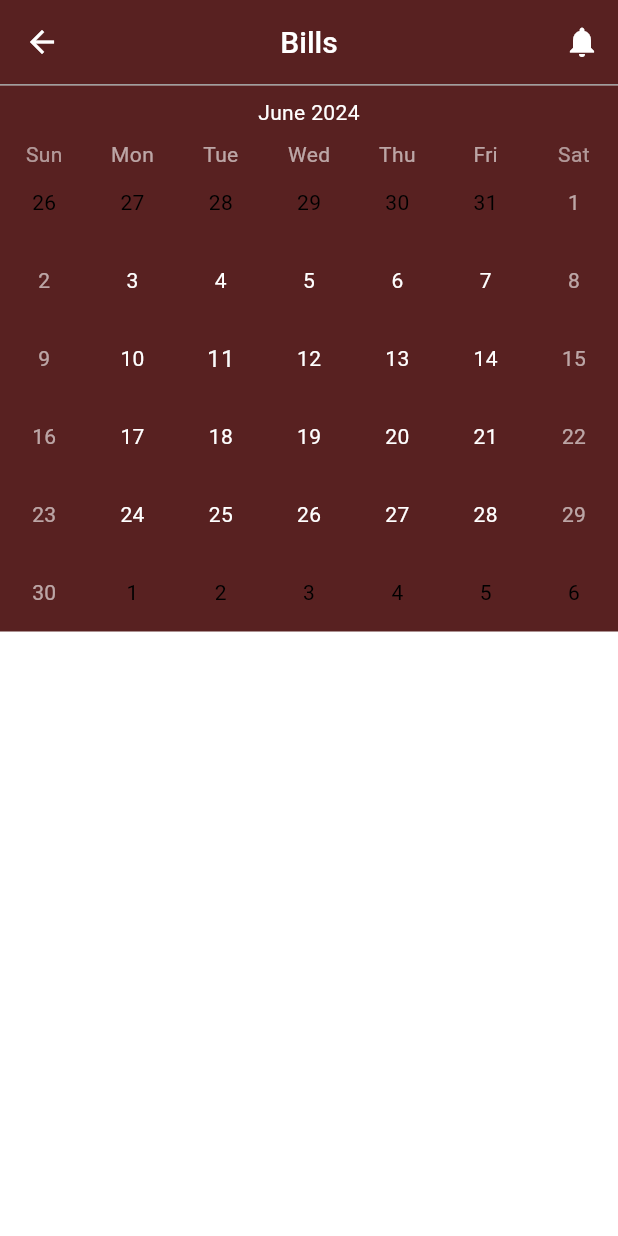
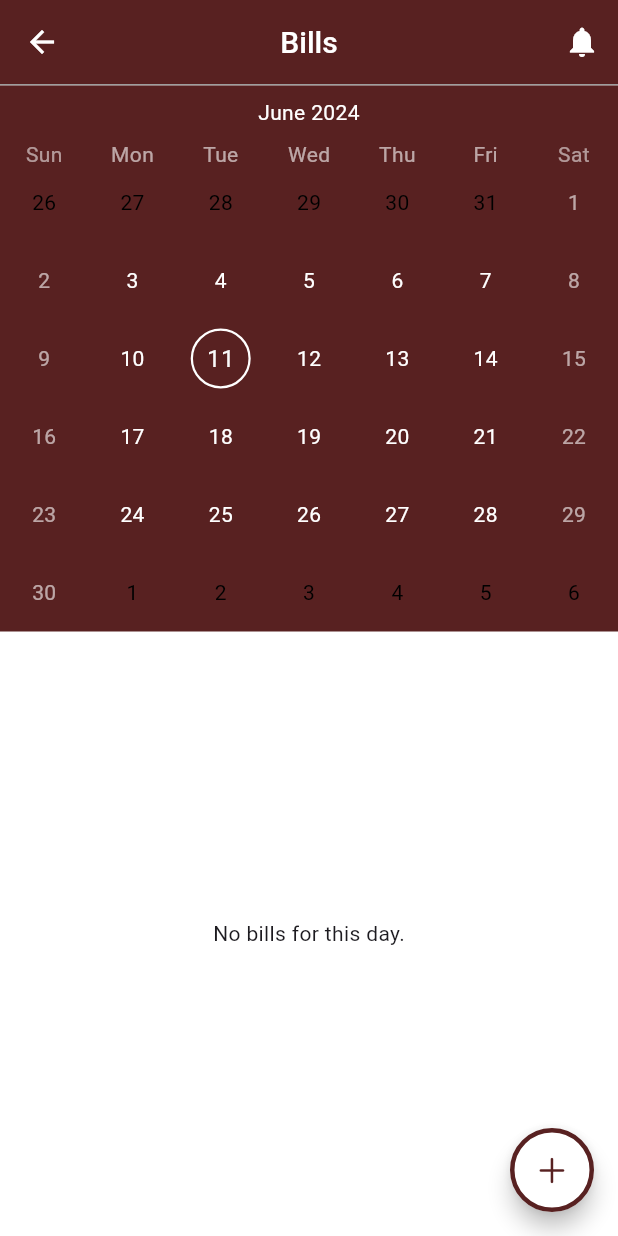
Before and after one commit to lrongyi/Orbital, a Flutter app: the Navigation screen opened directly, item 3 of the bottom bar chosen, after a tap on the "menu" icon, after a tap on "Bills", on a phone screen of 412 x 824 dp. Run offline on Flutter 3.47's test engine with Material 3 defaults, Android fonts, the phone set to English and light mode, and no system bars; drawn by our look-alikes of table_calendar; our stand-ins replace cloud_firestore, firebase_auth, firebase_core, fl_chart, flutter_colorpicker, flutter_dotenv and 1 more; accounts and stored records are empty.

Commit message:
1. Working on Bills page

```diff
--- a/lib/main.dart
+++ b/lib/main.dart
@@ -3,7 +3,7 @@ import 'package:firebase_core/firebase_core.dart';
 import 'package:flutter/material.dart';
 import 'package:flutter_dotenv/flutter_dotenv.dart';
 import 'package:ss/screens/authentication_screens/log_in.dart';
-import 'package:ss/screens/main_screens/expenses_screens/billing.dart';
+import 'package:ss/screens/main_screens/bill_screens/billing.dart';
 import 'package:ss/screens/onboarding_screens/select_bills.dart';
 import 'package:ss/screens/onboarding_screens/select_categories.dart';
 import 'package:ss/services/budget_methods.dart';
--- /dev/null
+++ b/lib/screens/main_screens/bill_screens/billing.dart
@@ -0,0 +1,363 @@
+import 'package:cloud_firestore/cloud_firestore.dart';
+import 'package:flutter/cupertino.dart';
+import 'package:flutter/material.dart';
+import 'package:intl/intl.dart';
+import 'package:ss/screens/navigation_screen/navigation.dart';
+import 'package:ss/services/bill_methods.dart';
+import 'package:ss/services/models/bill.dart';
+import 'package:ss/shared/main_screens_deco.dart';
+import 'package:table_calendar/table_calendar.dart';
+
+class Billing extends StatefulWidget {
+  const Billing({super.key});
+
+  @override
+  State<Billing> createState() => _BillingState();
+}
+
+class _BillingState extends State<Billing> {
+
+  bool notifications = true;
+
+  DateTime now = DateTime.now();
+  DateTime _selectedDay = DateTime.now();
+
+  late Future<Map<DateTime, List<Bill>>> _billsFuture;
+
+  @override
+  void initState() {
+    super.initState();
+    _billsFuture = _fetchBills();
+  }
+
+  void _onDaySelected(DateTime selectedDay, DateTime focusedDay) {
+    setState(() {
+      _selectedDay = selectedDay;
+      now = focusedDay;
+    });
+    print('Selected day: ${DateFormat('yyyy-MM-dd').format(_selectedDay)}');
+  }
+
+  Future<Map<DateTime, List<Bill>>> _fetchBills() async {
+    try {
+      QuerySnapshot snapshot = await BillMethods().getBills().first;
+      Map<DateTime, List<Bill>> billsByDay = {};
+      for (var doc in snapshot.docs) {
+        Bill bill = doc.data() as Bill;
+        DateTime dueDate = (bill.due).toDate();
+        DateTime normalizedDueDate = DateTime(dueDate.year, dueDate.month, dueDate.day);
+        if (!billsByDay.containsKey(normalizedDueDate)) {
+          billsByDay[normalizedDueDate] = [];
+        }
+        billsByDay[normalizedDueDate]!.add(bill);
+      }
+      // print('Fetched bills by day: $billsByDay');
+      return billsByDay;
+    } catch (e) {
+      print('Error fetching bills: $e');
+      return {};
+    }
+  }
+
+  @override
+  Widget build(BuildContext context) {
+    return Scaffold(
+      backgroundColor: Colors.white,
+      appBar: AppBar(
+        backgroundColor: mainColor,
+        centerTitle: true,
+        title: const Text(
+          'Bills',
+          textAlign: TextAlign.center,
+          style: TextStyle(
+            color: Colors.white,
+            fontSize: 20,
+            fontWeight: FontWeight.w500
+          ),
+        ),
+        leading: IconButton(
+          icon: const Icon(
+            Icons.arrow_back,
+            color: Colors.white,
+          ),
+          onPressed: () {
+            Navigator.pop(context);
+          }
+        ),
+
+        actions: [
+          IconButton(
+            onPressed: () {
+              setState(() {
+                notifications = !notifications;
+              });
+            },
+            icon: notifications
+            ? const Icon(
+                Icons.notifications,
+                color: Colors.white,
+              )
+            : const Icon(
+                Icons.notifications_off,
+                color: Colors.white
+              ),
+          )
+        ],
+      ),
+
+      floatingActionButton: FloatingActionButton(
+        backgroundColor: Colors.white,
+        shape: RoundedRectangleBorder(
+            side: BorderSide(
+              width: 3,
+              color: mainColor,
+            ),
+            borderRadius: BorderRadius.circular(30),
+          ),
+        child: Icon(
+            CupertinoIcons.add,
+            color: mainColor,
+          ),
+        onPressed: () {
+
+        }
+      ),
+
+      body: Column(
+        children: [
+          const Divider(height: 1, thickness: 1, color: Colors.grey,),
+          Container(
+            color: mainColor,
+
+            child: FutureBuilder<Map<DateTime, List<Bill>>>(
+              future: _billsFuture,
+              builder: (context, snapshot) {
+
+                if(!snapshot.hasData) {
+                  return const Center(child: CircularProgressIndicator(),);
+                }
+
+                Map<DateTime, List<Bill>> billsByDay = snapshot.data!;
+                // print('Fetched bills by day: $billsByDay');
+
+                return TableCalendar(
+                      pageJumpingEnabled: false,
+                      selectedDayPredicate: (day) => isSameDay(day, _selectedDay),
+                      headerStyle: const HeaderStyle(
+                        titleTextStyle: TextStyle(
+                          color: Colors.white
+                        ),
+                        leftChevronVisible: false,
+                        rightChevronVisible: false,
+                        titleCentered: true,
+                        formatButtonVisible: false,
+                      ),
+
+                      daysOfWeekStyle: const DaysOfWeekStyle(
+                        weekdayStyle: TextStyle(color: Colors.white60),
+                        weekendStyle: TextStyle(color: Colors.white54)
+                      ),
+
+                      calendarStyle: CalendarStyle(
+                        isTodayHighlighted: false,
+                        defaultTextStyle: const TextStyle(color: Colors.white),
+                        outsideTextStyle: const TextStyle(color: Colors.black),
+                        holidayTextStyle: const TextStyle(color: Colors.white),
+                        disabledTextStyle: const TextStyle(color: Colors.black),
+                        weekendTextStyle: const TextStyle(color: Colors.white60),
+                        withinRangeTextStyle: const TextStyle(color: Colors.white),
+                        selectedDecoration: BoxDecoration(
+                          shape: BoxShape.circle,
+                          border: Border.all(color: Colors.white, width: 1.5),
+                        ),
+                        markerDecoration: const BoxDecoration(
+                          color: Colors.amber,
+                          shape: BoxShape.circle,
+                        ),
+                      ),
+
+                      focusedDay: now,
+                      firstDay: DateTime(now.year, now.month, 1),
+                      lastDay: DateTime(now.year, now.month + 1, 0),
+
+                      onDaySelected: _onDaySelected,
+                      // Enter database method
+                      eventLoader: (day) {
+                        final events = billsByDay[DateTime(day.year, day.month, day.day)] ?? [];
+                        // print('Events for ${DateFormat('yyyy-MM-dd').format(day)}: ${events.length}');
+                        return events;
+                      },
+                    );
+              }
+            ),
+          ),
+
+          Expanded(
+            child: StreamBuilder<QuerySnapshot>(
+              stream: BillMethods().getBillsForDayStream(_selectedDay),
+              builder: (context, snapshot) {
+                if (snapshot.connectionState == ConnectionState.waiting) {
+                  return const Center(child: CircularProgressIndicator());
+                }
+                if (!snapshot.hasData || snapshot.data!.docs.isEmpty) {
+                  return const Center(child: Text('No bills for this day.'));
+                }
+
+                final bills = snapshot.data!.docs;
+
+                return ListView.builder(
+                  itemCount: bills.length,
+                  itemBuilder: (context, index) {
+                    Bill bill = bills[index].data() as Bill;
+                    String billId = bills[index].id;
+                    double amount = bill.amount;
+                    bool isBillPaid = bill.isPaid;
+
+                    return ListTile(
+                      title: Text(bill.name),
+                      subtitle: Text('\$${bill.amount.toStringAsFixed(2)}'),
+                      trailing: Icon(
+                        bill.isPaid ? Icons.check_circle : Icons.warning_outlined,
+                        size: 30,
+                        color: bill.isPaid ? incomeColor : mainColor,
+                      ),
+
+                      // Edit the bill
+                      onTap: () {
+                          showDialog(
+                              context: context,
+                              builder: (context) {
+                                double newAmount = amount;
+                                return StatefulBuilder(
+                                  builder: (context, setState) {
+                                    return AlertDialog(
+                                      shape: RoundedRectangleBorder(
+                                        borderRadius: BorderRadius.circular(0),
+                                      ),
+                                      backgroundColor:Colors.white,
+                                      title: const Text('Edit Bill',
+                                          style: TextStyle(
+                                            fontWeight: FontWeight.bold,
+                                            fontSize: 18,
+                                          )),
+                                      content: Column(
+                                        mainAxisSize: MainAxisSize.min,
+                                        children: [
+                                          TextFormField(
+                                            initialValue: amount.toStringAsFixed(2),
+                                            keyboardType:
+                                                const TextInputType.numberWithOptions(
+                                                    decimal: true),
+
+                                            // Update budget as value is changed
+                                            onChanged: (value) {
+                                              newAmount =
+                                                  double.tryParse(value) ?? amount;
+                                              BillMethods().updateBill(billId, bill.copyWith(amount: newAmount));
+                                            },
+                                          ),
+                                          const SizedBox(height: 15.0,),
+                                          Row(
+                                            mainAxisAlignment: MainAxisAlignment.spaceBetween,
+                                            children: [
+                                              const Text(
+                                                'Paid',
+                                              ),
+                                              Switch(
+                                                activeColor: mainColor,
+                                                value: isBillPaid,
+                                                onChanged: (bool value) {
+                                                  setState(() {
+                                                    isBillPaid = value;
+                                                    BillMethods().updateBill(billId, bill.copyWith(isPaid: isBillPaid));
+                                                  });
+                                                },
+                                              ),
+                                            ],
+                                          ),
+                                        ]
+                                      ),
+                                      actions: [
+                                        // save button
+                                        TextButton(
+                                            onPressed: () {
+                                              Navigator.of(context).pop();
+                                            },
+                                            child: const Text(
+                                              'Save',
+                                              style: TextStyle(
+                                                color: Colors.black,
+                                              ),
+                                            )),
+                                      ],
+                                    );
+                                  }
+                                );
+                              });
+                      },
+
+                      // Delete the bill
+                      onLongPress: () {
+                        showDialog(
+                          context: context,
+                          builder: (context) {
+                            return AlertDialog(
+                              shape: RoundedRectangleBorder(
+                                borderRadius: BorderRadius.circular(0),
+                              ),
+                              backgroundColor: Colors.white,
+                              title: const Text('Delete Bill'),
+                              content: const Column(
+                                mainAxisSize: MainAxisSize.min,
+                                crossAxisAlignment: CrossAxisAlignment.start,
+                                children: [
+                                  Text('Are you sure you want to delete this bill?'),
+                                  Text(
+                                    'You cannot undo this action!',
+                                    style: TextStyle(
+                                      fontWeight: FontWeight.bold,
+                                    ),
+                                  ),
+                                ],
+                              ),
+                              actions: [
+                                TextButton(
+                                  onPressed: () {
+                                    Navigator.of(context).pop();
+                                  },
+                                  child: const Text(
+                                    'Cancel',
+                                    style: TextStyle(
+                                      color: Colors.black,
+                                    ),
+                                  ),
+                                ),
+                                TextButton(
+                                  onPressed: () {
+                                    BillMethods().deleteBill(billId);
+                                    Navigator.of(context).pop();
+                                  },
+                                  child: const Text(
+                                    'Delete',
+                                    style: TextStyle(
+                                      color: Colors.red,
+                                    ),
+                                  ),
+                                ),
+                              ],
+                            );
+                          },
+                        );
+                      },
+                    );
+                  },
+                );
+              },
+            ),
+          ),
+
+        ],
+      ),
+      );
+  }
+}
--- a/lib/screens/main_screens/budgeting_screens/budgeting.dart
+++ b/lib/screens/main_screens/budgeting_screens/budgeting.dart
@@ -442,6 +442,7 @@ class _BudgetingState extends State<Budgeting> {
                                                 onChanged: (bool value) {
                                                   setState(() {
                                                     isBudgetRecurring = value;
+                                                    BudgetMethods().updateBudget(category, newAmount, isBudgetRecurring);
                                                   });
                                                 },
                                               ),
--- a/lib/screens/main_screens/expenses_screens/billing.dart
+++ /dev/null
@@ -1,187 +0,0 @@
-import 'package:flutter/material.dart';
-import 'package:intl/intl.dart';
-import 'package:ss/screens/navigation_screen/navigation.dart';
-import 'package:ss/services/bill_methods.dart';
-import 'package:ss/services/models/bill.dart';
-import 'package:ss/shared/main_screens_deco.dart';
-import 'package:table_calendar/table_calendar.dart';
-
-class Billing extends StatefulWidget {
-  const Billing({super.key});
-
-  @override
-  State<Billing> createState() => _BillingState();
-}
-
-class _BillingState extends State<Billing> {
-
-  bool notifications = true;
-
-  DateTime now = DateTime.now();
-  DateTime _selectedDay = DateTime.now();
-
-  Map<DateTime, List<Bill>> _billsByDay = {};
-
-  void _onDaySelected(DateTime selectedDay, DateTime focusedDay) {
-    setState(() {
-      _selectedDay = selectedDay;
-      now = focusedDay;
-    });
-    print('Selected day: ${DateFormat('yyyy-MM-dd').format(_selectedDay)}');
-  }
-
-  void _fetchBills() async {
-    DateTime firstDay = DateTime(now.year, now.month, 1);
-    DateTime lastDay = DateTime(now.year, now.month + 1, 0);
-
-    for (DateTime day = firstDay;
-        day.isBefore(lastDay) || day.isAtSameMomentAs(lastDay);
-        day = day.add(const Duration(days: 1))) {
-      List<Bill> bills = await BillMethods().getBillsForDay(day);
-      print('Fetched ${bills.length} bills for ${DateFormat('yyyy-MM-dd').format(day)}');
-      setState(() {
-        _billsByDay.putIfAbsent(day, () => bills);
-      });
-    }
-  }
-
-  List<Bill> _getBillsForDay(DateTime day) {
-    return _billsByDay[day] ?? [];
-  }
-
-  @override
-  void initState() {
-    super.initState();
-    _fetchBills();
-  }
-
-  @override
-  Widget build(BuildContext context) {
-    return Scaffold(
-      backgroundColor: Colors.white,
-      appBar: AppBar(
-        backgroundColor: mainColor,
-        centerTitle: true,
-        title: const Text(
-          'Bills',
-          textAlign: TextAlign.center,
-          style: TextStyle(
-            color: Colors.white,
-            fontSize: 20,
-            fontWeight: FontWeight.w500
-          ),
-        ),
-        leading: IconButton(
-          icon: Icon(
-            Icons.arrow_back,
-            color: Colors.white,
-          ),
-          onPressed: () {
-            Navigator.pop(context);
-          }
-        ),
-        // leading: Center(
-        //   child: Builder(
-        //     builder: (context) => GestureDetector(
-        //       onTap: () {
-        //         Navigator.pushAndRemoveUntil(context, MaterialPageRoute(builder: (context) => Navigation(state: 0,)), (route) => false);
-        //       },
-        //       child: const Icon(
-        //         Icons.arrow_back,
-        //         color: Colors.white,
-        //         weight: 1000,
-        //       ),
-        //     ),
-        //   ),
-        // ),
-
-        actions: [
-          IconButton(
-            onPressed: () {
-              setState(() {
-                notifications = !notifications;
-              });
-            },
-            icon: notifications
-            ? const Icon(
-                Icons.notifications,
-                color: Colors.white,
-              )
-            : const Icon(
-                Icons.notifications_off,
-                color: Colors.white
-              ),
-          )
-        ],
-      ),
-
-      body: Column(
-        children: [
-          const Divider(height: 1, thickness: 1, color: Colors.grey,),
-          Container(
-            color: mainColor,
-
-            child: TableCalendar(
-                  pageJumpingEnabled: false,
-                  selectedDayPredicate: (day) => isSameDay(day, now),
-                  headerStyle: const HeaderStyle(
-                    titleTextStyle: TextStyle(
-                      color: Colors.white
-                    ),
-                    leftChevronVisible: false,
-                    rightChevronVisible: false,
-                    titleCentered: true,
-                    formatButtonVisible: false,
-                  ),
-
-                  daysOfWeekStyle: const DaysOfWeekStyle(
-                    weekdayStyle: TextStyle(color: Colors.white60),
-                    weekendStyle: TextStyle(color: Colors.white54)
-                  ),
-
-                  calendarStyle: const CalendarStyle(
-                    isTodayHighlighted: false,
-                    defaultTextStyle: TextStyle(color: Colors.white),
-                    outsideTextStyle: TextStyle(color: Colors.black),
-                    holidayTextStyle: TextStyle(color: Colors.white),
-                    disabledTextStyle: TextStyle(color: Colors.black),
-                    weekendTextStyle: TextStyle(color: Colors.white60),
-                    withinRangeTextStyle: TextStyle(color: Colors.white),
-                    selectedDecoration: BoxDecoration(),
-                    markerDecoration: BoxDecoration(
-                      color: Colors.amber,
-                      shape: BoxShape.circle,
-                    ),
-                  ),
-
-                  focusedDay: now,
-                  firstDay: DateTime(now.year, now.month, 1),
-                  lastDay: DateTime(now.year, now.month + 1, 0),
-
-                  onDaySelected: _onDaySelected,
-                  // Enter database method
-                  eventLoader: (day) => _getBillsForDay(day),
-                ),
-              ),
-
-              // Expanded(
-              //   child: ListView.builder(
-              //     itemCount: _getBillsForDay(_selectedDay).length,
-              //     itemBuilder: (context, index) {
-              //       Bill bill = _getBillsForDay(_selectedDay)[index];
-              //       return ListTile(
-              //         title: Text(bill.name),
-              //         subtitle: Text('Amount: ${bill.amount}'),
-              //         trailing: Icon(
-              //           bill.isPaid ? Icons.check_circle : Icons.warning,
-              //           color: bill.isPaid ? Colors.green : Colors.red,
-              //         ),
-              //       );
-              //     }
-              //   )
-              // ),
-        ],
-      ),
-      );
-  }
-}
--- a/lib/screens/navigation_screen/navigation.dart
+++ b/lib/screens/navigation_screen/navigation.dart
@@ -1,7 +1,7 @@
 import 'package:flutter/cupertino.dart';
 import 'package:flutter/material.dart';
 import 'package:ss/screens/authentication_screens/log_in.dart';
-import 'package:ss/screens/main_screens/expenses_screens/billing.dart';
+import 'package:ss/screens/main_screens/bill_screens/billing.dart';
 import 'package:ss/screens/main_screens/insights_screens/insights.dart';
 import 'package:ss/screens/navigation_screen/adding_entry.dart';
 import 'package:ss/screens/main_screens/home_screens/home.dart';
@@ -271,15 +271,15 @@ class _NavigationState extends State<Navigation> {
             );
           },
           shape: RoundedRectangleBorder(
-            side: const BorderSide(
+            side:  BorderSide(
               width: 3,
-              color: Color.fromARGB(255, 88, 33, 33),
+              color: mainColor,
             ),
             borderRadius: BorderRadius.circular(30),
           ),
-          child: const Icon(
+          child: Icon(
             CupertinoIcons.add,
-            color: Color.fromARGB(255, 88, 33, 33),
+            color: mainColor,
           ),
         )
       : null,
--- a/lib/services/bill_methods.dart
+++ b/lib/services/bill_methods.dart
@@ -1,4 +1,5 @@
 import 'package:cloud_firestore/cloud_firestore.dart';
+import 'package:firebase_auth/firebase_auth.dart';
 import 'package:ss/services/models/bill.dart';
 import 'package:ss/services/user_methods.dart';
 
@@ -42,4 +43,10 @@ class BillMethods {
 
     return query.docs.map((doc) => doc.data() as Bill).toList();
   }
+
+  Stream<QuerySnapshot> getBillsForDayStream(DateTime selectedDay) {
+    return getBillsRef(UserMethods().getCurrentUserId())
+        .where('due', isEqualTo: selectedDay)
+        .snapshots();
+  }
 }
--- a/lib/services/models/bill.dart
+++ b/lib/services/models/bill.dart
@@ -18,6 +18,15 @@ class Bill {
       isPaid: json['isPaid']! as bool,
     );
 
+  Bill copyWith({String? name, double? amount, Timestamp? due, bool? isPaid}) {
+    return Bill(
+      name: name ?? this.name,
+      amount: amount ?? this.amount,
+      due: due ?? this.due,
+      isPaid: isPaid ?? this.isPaid,
+    );
+  }
+
   Map<String, Object?> toJson() {
     return {
       'name': name,
```
Also changed, not shown: lib/screens/onboarding_screens/add_bills.dart (+9 -1 lines), lib/screens/onboarding_screens/select_bills.dart (+6 -2 lines).
